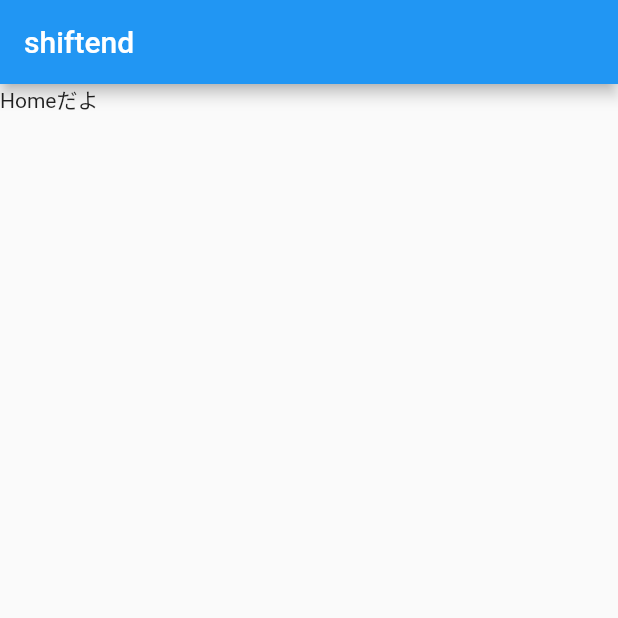
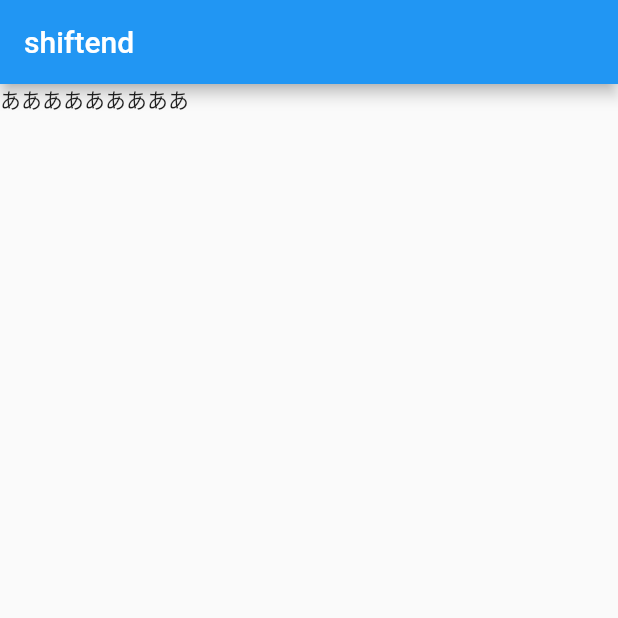
Before and after one commit to team-x-fun/shiftend, a Flutter app: the screen it shows after launch, on a phone screen of 412 x 824 dp, the top half of it. Run offline on Flutter 3.47's test engine with Material 2 defaults, Android fonts, the phone set to English and light mode, and no system bars.

Commit message:
add CalendarPage

```diff
--- /dev/null
+++ b/lib/calendar_page.dart
@@ -0,0 +1,11 @@
+import 'package:flutter/cupertino.dart';
+import 'package:flutter/material.dart';
+
+class CalendarPage extends StatelessWidget {
+  @override
+  Widget build(BuildContext context) {
+    return Scaffold(
+      body: Text('あああああああああ'),
+    );
+  }
+}
--- a/lib/main.dart
+++ b/lib/main.dart
@@ -1,4 +1,5 @@
 import 'package:flutter/material.dart';
+import 'package:shiftend/calendar_page.dart';
 import 'package:shiftend/sample_page.dart';
 
 void main() => runApp(MyApp());
@@ -25,7 +26,7 @@ class Main extends StatefulWidget {
 class _MainState extends State<Main> {
   int _currentIndex = 0;
   final List<Widget> _children = [
-    SamplePage('Home'),
+    CalendarPage(),
     SamplePage('Search'),
     SamplePage('Favorite'),
   ];
```
